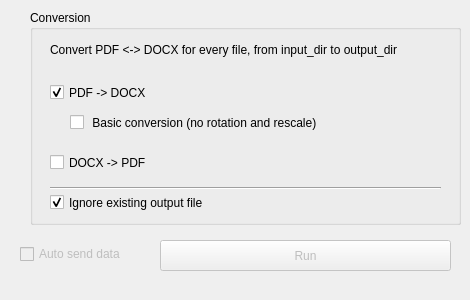
Old version of the form orangecontrib/IO4IT/widgets/designer/wordpdf2docx.ui in the repository TigerODM/TigerODM.
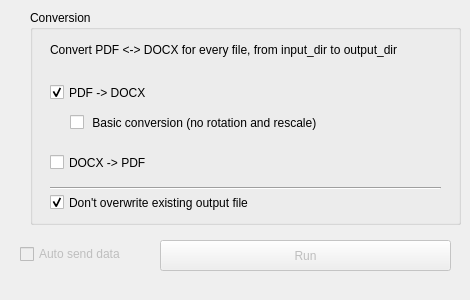
New version of the form.

Diff of the .ui file:
```diff
--- a/orangecontrib/IO4IT/widgets/designer/wordpdf2docx.ui
+++ b/orangecontrib/IO4IT/widgets/designer/wordpdf2docx.ui
@@ -89,7 +89,7 @@
      </rect>
     </property>
     <property name="text">
-     <string>Ignore existing output file</string>
+     <string>Don't overwrite existing output file</string>
     </property>
     <property name="checked">
      <bool>true</bool>
```
